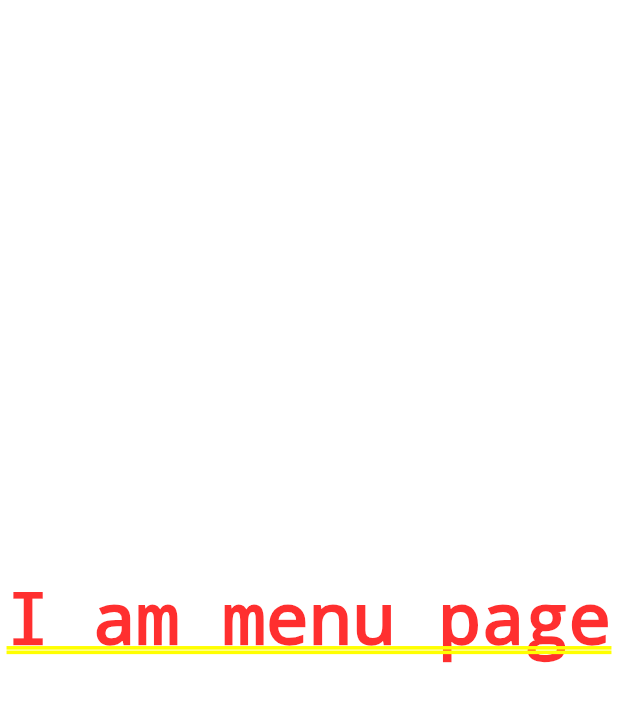
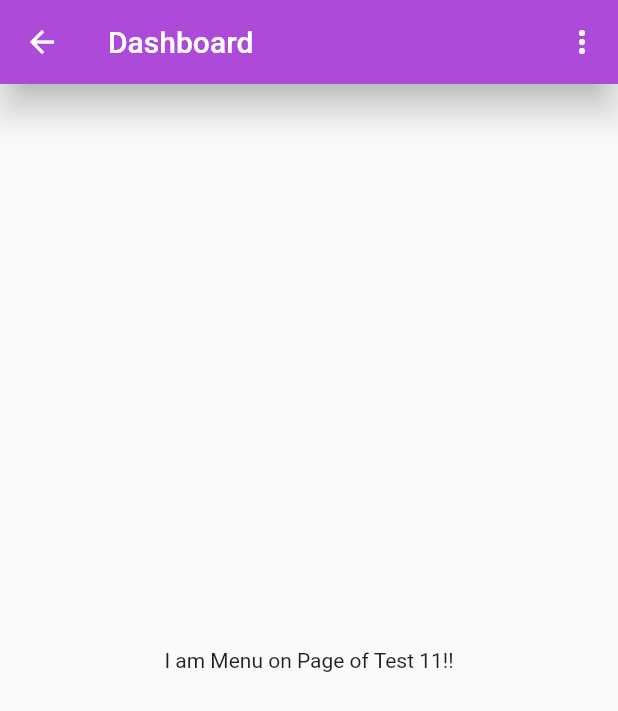
Before and after one commit to priyank-hub/Flutter_Laravel, a Flutter app: the Dashboard screen opened directly, after a tap on "Test 11", on a phone screen of 412 x 824 dp. Shown: the top 711 px of the screen. Run offline on Flutter 3.47's test engine with Material 2 defaults, Android fonts, the phone set to English and light mode, and no system bars; our stand-ins replace email_validator, google_fonts, page_transition, shared_preferences; accounts and stored records are empty.

Commit message:
added UI

```diff
--- a/lib/components/categorycard.dart
+++ b/lib/components/categorycard.dart
@@ -1,6 +1,7 @@
 import 'package:auth_flutter/models/category.dart';
 import 'package:flutter/cupertino.dart';
 import 'package:flutter/material.dart';
+import 'package:google_fonts/google_fonts.dart';
 
 class CategoryCard extends StatelessWidget {
   CategoryCard({required this.category});
@@ -16,28 +17,24 @@ class CategoryCard extends StatelessWidget {
           left: 8.0,
           right: 8.0,
         ),
-        child: Container(
-          width: MediaQuery.of(context).size.width * 0.5,
-          height: MediaQuery.of(context).size.height * 0.2,
-          decoration: BoxDecoration(
-            borderRadius: BorderRadius.circular(16.0),
-            boxShadow: [
-              BoxShadow(
-                color: Colors.white54,
-                offset: Offset(0, 20),
-                blurRadius: 10.0,
-              )
-            ],
+        child: Column(
+          children: [
+            Container(
+              child: Image(
+                image: AssetImage(category.image),
+                fit: BoxFit.cover,
+                height: 130.0,
+              ),
+            ),
 
-            image: DecorationImage(
-              image: AssetImage(category.image),
-              fit: BoxFit.cover,
-            ),
-          ),
-
-          child: Column(
-
-          ),
+            Text(
+              category.name,
+              style: GoogleFonts.poppins(
+                fontSize: 15.0,
+                fontWeight: FontWeight.normal,
+              ),
+            )
+          ],
         ),
       ),
     );
--- a/lib/components/restaurantcard.dart
+++ b/lib/components/restaurantcard.dart
@@ -11,30 +11,13 @@ class RestaurantCard extends StatelessWidget {
 
   @override
   Widget build(BuildContext context) {
-    return Padding(
-      padding: const EdgeInsets.all(4.0),
-      child: RaisedButton(
-        shape: RoundedRectangleBorder(
-          borderRadius: BorderRadius.circular(12.0),
-        ),
-        elevation: 0.0,
-        color: Colors.teal[100],
-        onPressed: () {
-          Navigator.push(
-            context,
-            new MaterialPageRoute(
-                builder: (context) => Menu()
-            ),
-          );
-        },
-        child: Center(
-          child: Text(
-            restaurant.name,
-            style: GoogleFonts.poppins(
-              fontSize: 15,
-              fontWeight: FontWeight.normal,
-            ),
-          ),
+    return Center(
+      child: Text(
+        restaurant.name,
+        style: GoogleFonts.poppins(
+          fontSize: 15,
+          fontWeight: FontWeight.normal,
+          color: Colors.white,
         ),
       ),
     );
--- a/lib/screens/dashboard.dart
+++ b/lib/screens/dashboard.dart
@@ -7,8 +7,11 @@ import 'package:auth_flutter/models/category.dart';
 import 'package:auth_flutter/models/restaurant.dart';
 import 'package:auth_flutter/screens/login.dart';
 import 'package:flutter/material.dart';
+import 'package:page_transition/page_transition.dart';
 import 'package:shared_preferences/shared_preferences.dart';
 import 'package:google_fonts/google_fonts.dart';
+
+import 'menu.dart';
 
 
 class Dashboard extends StatefulWidget {
@@ -41,43 +44,55 @@ class _DashboardState extends State<Dashboard> {
     var categories = [
       Category(
           name: 'Test 1',
-          image: 'assets/images/1.jpg',
+          image: 'assets/images/bbq-01.png',
       ),
       Category(
           name: 'Test 2',
-          image: 'assets/images/2.jpg',
+          image: 'assets/images/breakfast-01.png',
       ),
       Category(
           name: 'Test 3',
-          image: 'assets/images/3.jpg',
+          image: 'assets/images/burgers-01.png',
       ),
       Category(
         name: 'Test 1',
-        image: 'assets/images/4.jpg',
+        image: 'assets/images/cafe-01.png',
       ),
       Category(
         name: 'Test 2',
-        image: 'assets/images/5.jpg',
+        image: 'assets/images/carribean-01.png',
       ),
       Category(
         name: 'Test 3',
-        image: 'assets/images/1.jpg',
+        image: 'assets/images/chinese-01.png',
       ),
       Category(
         name: 'Test 3',
-        image: 'assets/images/2.jpg',
+        image: 'assets/images/desserts-01.png',
       ),
       Category(
         name: 'Test 2',
-        image: 'assets/images/3.jpg',
+        image: 'assets/images/fastfood-01.png',
       ),
       Category(
         name: 'Test 3',
-        image: 'assets/images/4.jpg',
+        image: 'assets/images/healthy-01.png',
       ),
       Category(
         name: 'Test 3',
-        image: 'assets/images/5.jpg',
+        image: 'assets/images/japanese-01.png',
+      ),
+      Category(
+        name: 'Test 3',
+        image: 'assets/images/kosher-01.png',
+      ),
+      Category(
+        name: 'Test 3',
+        image: 'assets/images/vegetarian-01.png',
+      ),
+      Category(
+        name: 'Test 3',
+        image: 'assets/images/vietnamese-01.png',
       ),
     ];
 
@@ -128,8 +143,8 @@ class _DashboardState extends State<Dashboard> {
     return Scaffold(
       appBar: AppBar(
         title: Text('Dashboard'),
-        backgroundColor: Colors.teal,
-        elevation: 0,
+        backgroundColor: Color(0xffae4ad9),
+        elevation: 10,
         actions: <Widget>[
           PopupMenuButton<String>(
             icon: Icon(Icons.more_vert),
@@ -170,7 +185,7 @@ class _DashboardState extends State<Dashboard> {
                     );
                   },
                   itemCount: categories.length,
-                  controller: PageController(initialPage: 0, viewportFraction: 0.50),
+                  controller: PageController(initialPage: 0, viewportFraction: 0.35),
                   onPageChanged: (index) {
                     setState(() {
                       currentPage = index;
@@ -203,8 +218,29 @@ class _DashboardState extends State<Dashboard> {
                   gridDelegate: SliverGridDelegateWithFixedCrossAxisCount(
                     crossAxisCount: 2
                   ),
-                  itemBuilder: (context, index) => RestaurantCard(
-                    restaurant: restaurants[index],
+                  itemBuilder: (context, index) => Padding(
+                    padding: const EdgeInsets.all(8.0),
+                    child: RaisedButton(
+                      shape: RoundedRectangleBorder(
+                        borderRadius: BorderRadius.circular(12.0)
+                      ),
+                      elevation: 0.0,
+                      color: Color(0xffd78df7),
+                      onPressed: () {
+                        Navigator.push(
+                            context,
+                            PageTransition(
+                                type: PageTransitionType.rightToLeft,
+                                child: Menu(
+                                  restaurant: restaurants[index],
+                                )
+                            )
+                        );
+                      },
+                      child: RestaurantCard(
+                        restaurant: restaurants[index],
+                      ),
+                    ),
                   ),
                   itemCount: restaurants.length,
                 ),
--- a/lib/screens/login.dart
+++ b/lib/screens/login.dart
@@ -39,7 +39,7 @@ class _LoginState extends State<Login> {
   Widget build(BuildContext context) {
     return Scaffold(
       body: Container(
-          color: Colors.teal,
+          color: Color(0xffae4ad9),
           child: Stack(
               children: <Widget>[
                 Positioned(
@@ -128,7 +128,7 @@ class _LoginState extends State<Login> {
                                               ),
                                             ),
                                           ),
-                                          color: Colors.teal,
+                                          color: Color(0xffae4ad9),
                                           disabledColor: Colors.grey,
                                           shape: new RoundedRectangleBorder(
                                               borderRadius:
--- a/lib/screens/menu.dart
+++ b/lib/screens/menu.dart
@@ -1,20 +1,77 @@
 
 
+import 'dart:convert';
+
+import 'package:auth_flutter/api/api.dart';
+import 'package:auth_flutter/models/restaurant.dart';
 import 'package:flutter/cupertino.dart';
+import 'package:flutter/material.dart';
+import 'package:shared_preferences/shared_preferences.dart';
+
+import 'login.dart';
 
 class Menu extends StatefulWidget {
+
+  Restaurant restaurant;
+  Menu({required this.restaurant});
+
   @override
-  _MenuState createState() => _MenuState();
+  _MenuState createState() => _MenuState(this.restaurant);
 }
 
 class _MenuState extends State<Menu> {
+  var res_name;
+  _MenuState(Restaurant restaurant) {
+    this.res_name = restaurant.name;
+  }
+
   @override
   Widget build(BuildContext context) {
-    return Center(
-      child: Text(
-        'I am menu page',
+    return Scaffold(
+      appBar: AppBar(
+        title: Text('Dashboard'),
+        backgroundColor: Color(0xffae4ad9),
+        elevation: 10,
+        actions: <Widget>[
+          PopupMenuButton<String>(
+            icon: Icon(Icons.more_vert),
+            onSelected: (String result) {
+              switch (result) {
+                case 'logout':
+                  _logout();
+                  break;
+                default:
+              }
+            },
+            itemBuilder: (BuildContext context) => <PopupMenuEntry<String>>[
+              const PopupMenuItem<String>(
+                value: 'logout',
+                child: Text('Logout'),
+              ),
+            ],
+          ),
+        ],
+      ),
+
+      body: Center(
+        child: Text(
+          'I am Menu on Page of $res_name!!'
+        ),
       ),
     );
   }
 
+  void _logout() async{
+    print('logging out...');
+    var res = await Network().getData('/logout');
+    var body = json.decode(res.body);
+    if(body['success']){
+      SharedPreferences localStorage = await SharedPreferences.getInstance();
+      localStorage.remove('user');
+      localStorage.remove('token');
+      Navigator.push(
+          context,
+          MaterialPageRoute(builder: (context)=> Login()));
+    }
+  }
 }
--- a/lib/screens/register.dart
+++ b/lib/screens/register.dart
@@ -24,7 +24,7 @@ class _RegisterState extends State<Register> {
   Widget build(BuildContext context) {
     return Material(
       child: Container(
-        color: Colors.teal,
+        color: Color(0xffae4ad9),
         child: Stack(
           children: [
             Positioned(
@@ -165,7 +165,7 @@ class _RegisterState extends State<Register> {
                                       ),
                                     ),
                                   ),
-                                  color: Colors.teal,
+                                  color: Color(0xffae4ad9),
                                   disabledColor: Colors.grey,
                                   shape: new RoundedRectangleBorder(
                                       borderRadius:
--- a/pubspec.yaml
+++ b/pubspec.yaml
@@ -32,6 +32,7 @@ dependencies:
   shared_preferences: ^0.5.6+1
   email_validator: ^1.0.0
   google_fonts: ^1.1.2
+  page_transition: ^2.0.5
 
 dev_dependencies:
   flutter_test:
```
Also changed, not shown: assets/images/bbq-01.png (added), assets/images/breakfast-01.png (added), assets/images/burgers-01.png (added), assets/images/cafe-01.png (added), assets/images/carribean-01.png (added), assets/images/chinese-01.png (added), assets/images/desserts-01.png (added), assets/images/fastfood-01.png (added), assets/images/healthy-01.png (added), assets/images/japanese-01.png (added), assets/images/kosher-01.png (added), assets/images/vegetarian-01.png (added), assets/images/vietnamese-01.png (added), pubspec.lock, 1 other file.
